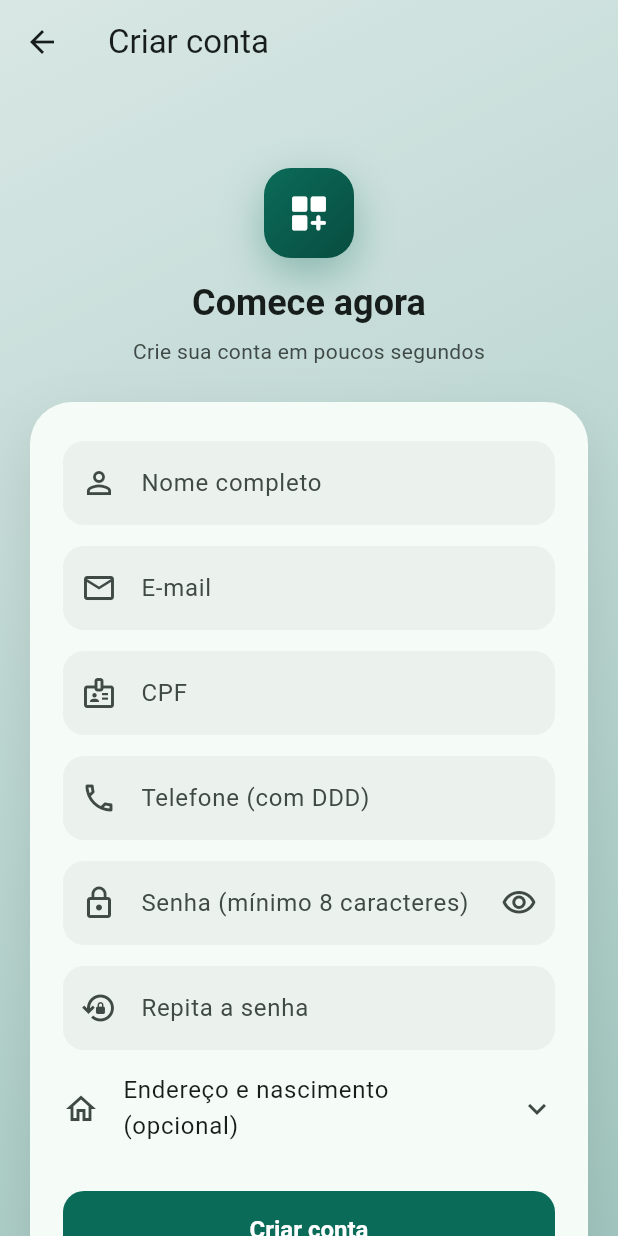
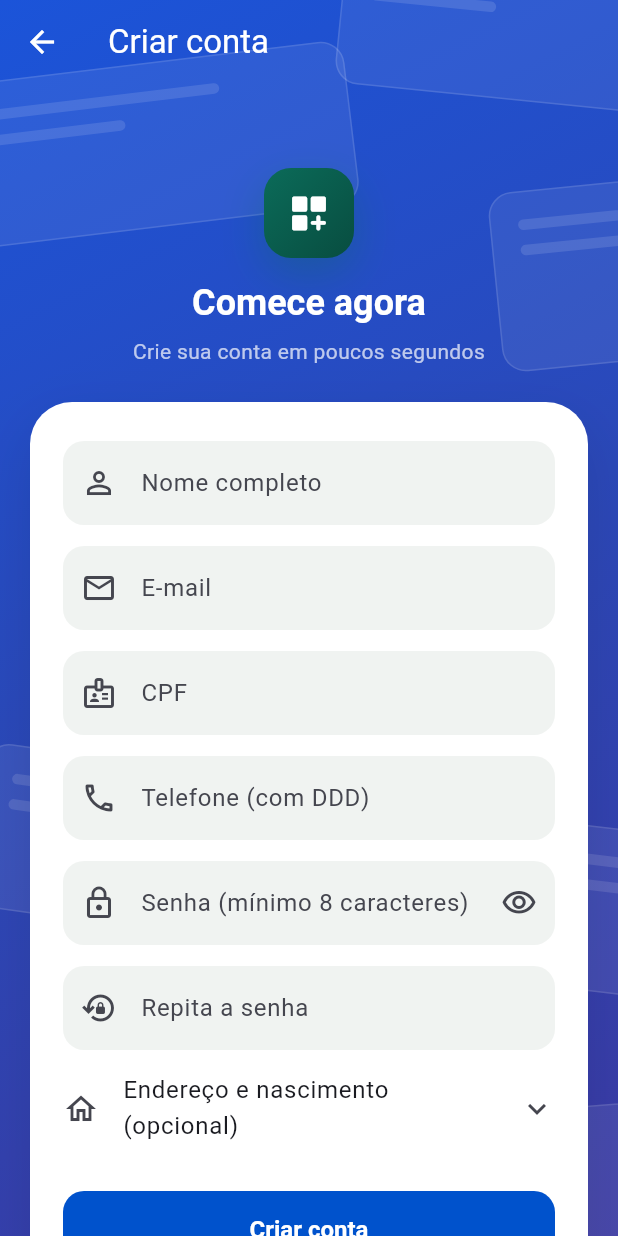
Before and after one commit to valdeiramaral/controle.pessoal, a Flutter app: the screen it shows after launch, after a tap on "Criar conta", on a phone screen of 412 x 824 dp. Run offline on Flutter 3.47's test engine with Material 3 defaults, Android fonts, the phone set to English and light mode, and no system bars; our stand-ins replace drift, drift_flutter, flutter_local_notifications, flutter_riverpod, flutter_secure_storage, timezone; accounts and stored records are empty; generated files the repository leaves out were written again.

Commit message:
Tela de login em duas colunas sobre fundo azul (painel da marca + abas Entrar/Criar conta)
Co-Authored-By: Claude Sonnet 5.5 <noreply@anthropic.com>
Claude-Session: https://claude.ai/code/session_01BBJdPGpRE6NQGsK2ezuwoF

```diff
--- a/app/lib/features/auth/cadastro_page.dart
+++ b/app/lib/features/auth/cadastro_page.dart
@@ -72,6 +72,7 @@ class _CadastroPageState extends ConsumerState<CadastroPage> {
       appBar: AppBar(
         title: const Text('Criar conta'),
         backgroundColor: Colors.transparent,
+        foregroundColor: Colors.white,
         elevation: 0,
         scrolledUnderElevation: 0,
       ),
@@ -84,11 +85,11 @@ class _CadastroPageState extends ConsumerState<CadastroPage> {
             const SizedBox(height: 14),
             Text('Comece agora',
                 textAlign: TextAlign.center,
-                style: tema.textTheme.headlineSmall?.copyWith(fontWeight: FontWeight.w700)),
+                style: tema.textTheme.headlineSmall?.copyWith(fontWeight: FontWeight.w700, color: Colors.white)),
             const SizedBox(height: 6),
             Text('Crie sua conta em poucos segundos',
                 textAlign: TextAlign.center,
-                style: tema.textTheme.bodyMedium?.copyWith(color: tema.colorScheme.onSurfaceVariant)),
+                style: tema.textTheme.bodyMedium?.copyWith(color: Colors.white70)),
             const SizedBox(height: 24),
             CartaoAuth(
               filho: Form(
--- a/app/lib/features/auth/login_page.dart
+++ b/app/lib/features/auth/login_page.dart
@@ -69,32 +69,70 @@ class _LoginPageState extends ConsumerState<LoginPage> {
     }
     final tema = Theme.of(context);
     final mensagem = _erro ?? aviso;
+    final largo = MediaQuery.sizeOf(context).width >= 820;
+    final formulario = _formulario(context, tema, mensagem);
+    final semConta = TextButton.icon(
+      style: TextButton.styleFrom(foregroundColor: Colors.white70),
+      onPressed: _enviando ? null : () => ref.read(sessaoProvider.notifier).continuarSemConta(),
+      icon: const Icon(Icons.phone_android, size: 18),
+      label: const Text('Usar sem conta neste aparelho'),
+    );
     return Scaffold(
       body: FundoAuth(
+        larguraMax: largo ? 940 : 440,
         filho: Column(
           crossAxisAlignment: CrossAxisAlignment.stretch,
           children: [
-            const Align(child: MarcaApp()),
-            const SizedBox(height: 18),
+            if (largo)
+              ClipRRect(
+                borderRadius: BorderRadius.circular(24),
+                child: IntrinsicHeight(
+                  child: Row(crossAxisAlignment: CrossAxisAlignment.stretch, children: [
+                    const Expanded(child: _PainelMarca()),
+                    Expanded(
+                      child: Container(
+                        color: Colors.white,
+                        padding: const EdgeInsets.fromLTRB(36, 30, 36, 26),
+                        child: Theme(data: temaAzul(context), child: formulario),
+                      ),
+                    ),
+                  ]),
+                ),
+              )
+            else ...[
+              const Align(child: MarcaApp(tamanho: 60)),
+              const SizedBox(height: 16),
               Text('Controle Pessoal',
                   textAlign: TextAlign.center,
-                style: tema.textTheme.headlineMedium?.copyWith(fontWeight: FontWeight.w700, letterSpacing: -0.5)),
+                  style: tema.textTheme.headlineMedium
+                      ?.copyWith(fontWeight: FontWeight.w700, letterSpacing: -0.5, color: Colors.white)),
               const SizedBox(height: 6),
               Text('Finanças, saúde e agenda em um só lugar',
-                textAlign: TextAlign.center,
-                style: tema.textTheme.bodyMedium?.copyWith(color: tema.colorScheme.onSurfaceVariant)),
-            const SizedBox(height: 28),
-            CartaoAuth(
-              filho: Form(
+                  textAlign: TextAlign.center, style: tema.textTheme.bodyMedium?.copyWith(color: Colors.white70)),
+              const SizedBox(height: 24),
+              CartaoAuth(filho: formulario),
+            ],
+            const SizedBox(height: 14),
+            Align(child: semConta),
+          ],
+        ),
+      ),
+    );
+  }
+
+  /// Abas (Entrar / Criar conta) e o formulario de entrada.
+  Widget _formulario(BuildContext context, ThemeData tema, String? mensagem) {
+    return Form(
       key: _form,
       child: Column(
         crossAxisAlignment: CrossAxisAlignment.stretch,
         children: [
-                    Text('Bem-vindo de volta',
-                        style: tema.textTheme.titleLarge?.copyWith(fontWeight: FontWeight.w600)),
-                    const SizedBox(height: 4),
-                    Text('Entre para continuar', style: tema.textTheme.bodyMedium),
-                    const SizedBox(height: 20),
+          _Abas(
+            aoCriarConta: _enviando
+                ? null
+                : () => Navigator.of(context).push(MaterialPageRoute<void>(builder: (_) => const CadastroPage())),
+          ),
+          const SizedBox(height: 22),
           TextFormField(
             key: const Key('campo_email'),
             controller: _email,
@@ -146,30 +184,99 @@ class _LoginPageState extends ConsumerState<LoginPage> {
           ),
         ],
       ),
+    );
+  }
+}
+
+/// Abas no topo do formulario: "Entrar" (atual) e "Criar conta" (abre o cadastro).
+class _Abas extends StatelessWidget {
+  const _Abas({required this.aoCriarConta});
+
+  final VoidCallback? aoCriarConta;
+
+  @override
+  Widget build(BuildContext context) {
+    final cores = Theme.of(context).colorScheme;
+    Widget aba(String texto, {required bool ativa, VoidCallback? aoTocar}) => InkWell(
+          onTap: aoTocar,
+          child: Container(
+            padding: const EdgeInsets.fromLTRB(2, 6, 2, 10),
+            margin: const EdgeInsets.only(right: 22),
+            decoration: BoxDecoration(
+              border: Border(bottom: BorderSide(color: ativa ? cores.primary : Colors.transparent, width: 2.5)),
+            ),
+            child: Text(texto,
+                style: TextStyle(
+                    fontWeight: FontWeight.w700,
+                    fontSize: 15,
+                    color: ativa ? cores.primary : cores.onSurfaceVariant)),
+          ),
+        );
+    return Container(
+      decoration: BoxDecoration(border: Border(bottom: BorderSide(color: cores.outlineVariant))),
+      child: Row(children: [
+        aba('Entrar', ativa: true),
+        aba('Criar conta', ativa: false, aoTocar: aoCriarConta),
+      ]),
+    );
+  }
+}
+
+/// Painel escuro da esquerda (telas largas): marca e o que o app faz.
+class _PainelMarca extends StatelessWidget {
+  const _PainelMarca();
+
+  @override
+  Widget build(BuildContext context) {
+    Widget item(String texto) => Padding(
+          padding: const EdgeInsets.only(bottom: 14),
+          child: Row(crossAxisAlignment: CrossAxisAlignment.start, children: [
+            Container(
+              margin: const EdgeInsets.only(top: 5),
+              width: 9,
+              height: 9,
+              decoration: const BoxDecoration(shape: BoxShape.circle, color: Color(0xFF3DD6C0)),
+            ),
+            const SizedBox(width: 12),
+            Expanded(child: Text(texto, style: const TextStyle(color: Colors.white, fontSize: 14, height: 1.3))),
+          ]),
+        );
+    return Container(
+      padding: const EdgeInsets.fromLTRB(36, 34, 36, 26),
+      decoration: const BoxDecoration(
+        gradient: LinearGradient(
+          begin: Alignment.topLeft,
+          end: Alignment.bottomRight,
+          colors: [Color(0xFF0F2A63), Color(0xFF33307F)],
         ),
       ),
-            const SizedBox(height: 18),
-            Wrap(
-              alignment: WrapAlignment.center,
-              crossAxisAlignment: WrapCrossAlignment.center,
+      child: Column(
+        crossAxisAlignment: CrossAxisAlignment.start,
         children: [
-                Text('Ainda não tem conta?', style: tema.textTheme.bodyMedium),
-                TextButton(
-                  onPressed: _enviando
-                      ? null
-                      : () => Navigator.of(context)
-                          .push(MaterialPageRoute<void>(builder: (_) => const CadastroPage())),
-                  child: const Text('Criar conta', style: TextStyle(fontWeight: FontWeight.w700)),
+          Row(children: [
+            Theme(data: temaAzul(context), child: const MarcaApp(tamanho: 46)),
+            const SizedBox(width: 14),
+            const Expanded(
+              child: Column(crossAxisAlignment: CrossAxisAlignment.start, children: [
+                Text('Controle Pessoal',
+                    style: TextStyle(color: Colors.white, fontSize: 24, fontWeight: FontWeight.w800)),
+                SizedBox(height: 2),
+                Text('Finanças, saúde e agenda em um só lugar',
+                    style: TextStyle(color: Colors.white70, fontSize: 13)),
+              ]),
             ),
+          ]),
+          const SizedBox(height: 30),
+          item('Finanças: contas, lançamentos e orçamento do mês'),
+          item('Saúde: remédios, horários e registro de cada dose'),
+          item('Agenda: compromissos com lembrete'),
+          item('Funciona mesmo sem internet; entrando na conta, o administrador libera seus módulos'),
+          const SizedBox(height: 30),
+          const Divider(color: Colors.white24),
+          const SizedBox(height: 8),
+          const Text('Seus dados ficam protegidos pela sua conta.',
+              style: TextStyle(color: Colors.white54, fontSize: 12)),
         ],
-            ),
-            TextButton.icon(
-              onPressed: _enviando ? null : () => ref.read(sessaoProvider.notifier).continuarSemConta(),
-              icon: const Icon(Icons.phone_android, size: 18),
-              label: const Text('Usar sem conta neste aparelho'),
-            ),
-          ],
-        ),
       ),
     );
   }
--- a/app/lib/features/auth/widgets_auth.dart
+++ b/app/lib/features/auth/widgets_auth.dart
@@ -2,42 +2,98 @@ import 'package:flutter/material.dart';
 
 /// Pecas visuais compartilhadas pelas telas de login e cadastro.
 
-/// Fundo com degrade suave e conteudo centralizado e rolavel.
+/// Azul da marca usado nas telas de entrada.
+const azulMarca = Color(0xFF0052CC);
+
+/// Tema claro com o azul da marca (campos, botoes e caixas das telas de entrada).
+ThemeData temaAzul(BuildContext context) => Theme.of(context).copyWith(
+      colorScheme: ColorScheme.fromSeed(seedColor: azulMarca, brightness: Brightness.light)
+          .copyWith(primary: azulMarca, onPrimary: Colors.white),
+    );
+
+/// Fundo azul com cartoes translucidos ao fundo e conteudo centralizado e rolavel.
 class FundoAuth extends StatelessWidget {
-  const FundoAuth({super.key, required this.filho});
+  const FundoAuth({super.key, required this.filho, this.larguraMax = 440});
 
   final Widget filho;
+  final double larguraMax;
 
   @override
   Widget build(BuildContext context) {
-    final cores = Theme.of(context).colorScheme;
-    final escuro = Theme.of(context).brightness == Brightness.dark;
     return Container(
-      decoration: BoxDecoration(
+      decoration: const BoxDecoration(
         gradient: LinearGradient(
           begin: Alignment.topLeft,
           end: Alignment.bottomRight,
-          colors: escuro
-              ? [cores.surface, Color.alphaBlend(cores.primary.withValues(alpha: 0.22), cores.surface)]
-              : [
-                  Color.alphaBlend(cores.primary.withValues(alpha: 0.16), Colors.white),
-                  Color.alphaBlend(cores.primary.withValues(alpha: 0.38), Colors.white),
-                ],
+          colors: [Color(0xFF1B54D9), Color(0xFF2B48B8), Color(0xFF3B3AA4)],
         ),
       ),
-      child: SafeArea(
+      child: Stack(
+        children: [
+          const Positioned.fill(child: IgnorePointer(child: _Decoracao())),
+          SafeArea(
             child: Center(
               child: SingleChildScrollView(
                 padding: const EdgeInsets.symmetric(horizontal: 20, vertical: 24),
                 child: ConstrainedBox(
-              constraints: const BoxConstraints(maxWidth: 440),
+                  constraints: BoxConstraints(maxWidth: larguraMax),
                   child: _Entrada(child: filho),
                 ),
               ),
             ),
           ),
+        ],
+      ),
     );
   }
+}
+
+/// Cartoes translucidos espalhados pelo fundo (so enfeite).
+class _Decoracao extends StatelessWidget {
+  const _Decoracao();
+
+  @override
+  Widget build(BuildContext context) {
+    return LayoutBuilder(builder: (context, c) {
+      final w = c.maxWidth;
+      final h = c.maxHeight;
+      Widget cartao(double x, double y, double largura, double altura, double giro) => Positioned(
+            left: x * w,
+            top: y * h,
+            child: Transform.rotate(
+              angle: giro,
+              child: Container(
+                width: largura,
+                height: altura,
+                padding: const EdgeInsets.all(18),
+                decoration: BoxDecoration(
+                  color: Colors.white.withValues(alpha: 0.07),
+                  borderRadius: BorderRadius.circular(16),
+                  border: Border.all(color: Colors.white.withValues(alpha: 0.12)),
+                ),
+                child: Column(crossAxisAlignment: CrossAxisAlignment.start, children: [
+                  Container(height: 7, width: largura * 0.6, decoration: _barra()),
+                  const SizedBox(height: 10),
+                  Container(height: 7, width: largura * 0.35, decoration: _barra()),
+                ]),
+              ),
+            ),
+          );
+      return ClipRect(
+        child: Stack(children: [
+          cartao(-0.06, 0.05, 260, 110, -0.12),
+          cartao(0.55, -0.04, 240, 100, 0.10),
+          cartao(0.80, 0.14, 280, 120, -0.10),
+          cartao(-0.04, 0.62, 250, 110, 0.14),
+          cartao(0.48, 0.90, 280, 110, -0.08),
+          cartao(0.86, 0.68, 240, 110, 0.12),
+        ]),
+      );
+    });
+  }
+
+  BoxDecoration _barra() =>
+      BoxDecoration(color: Colors.white.withValues(alpha: 0.12), borderRadius: BorderRadius.circular(4));
 }
 
 /// Aparece suavemente (fade + leve subida).
@@ -101,11 +157,10 @@ class CartaoAuth extends StatelessWidget {
 
   @override
   Widget build(BuildContext context) {
-    final cores = Theme.of(context).colorScheme;
     return Container(
       padding: const EdgeInsets.fromLTRB(22, 26, 22, 20),
       decoration: BoxDecoration(
-        color: cores.surface,
+        color: Colors.white,
         borderRadius: BorderRadius.circular(28),
         boxShadow: [
           BoxShadow(
@@ -115,7 +170,7 @@ class CartaoAuth extends StatelessWidget {
           ),
         ],
       ),
-      child: filho,
+      child: Theme(data: temaAzul(context), child: filho),
     );
   }
 }
```
Also changed, not shown: 1 other file. Lines whose indentation alone changed are shown as unchanged.
